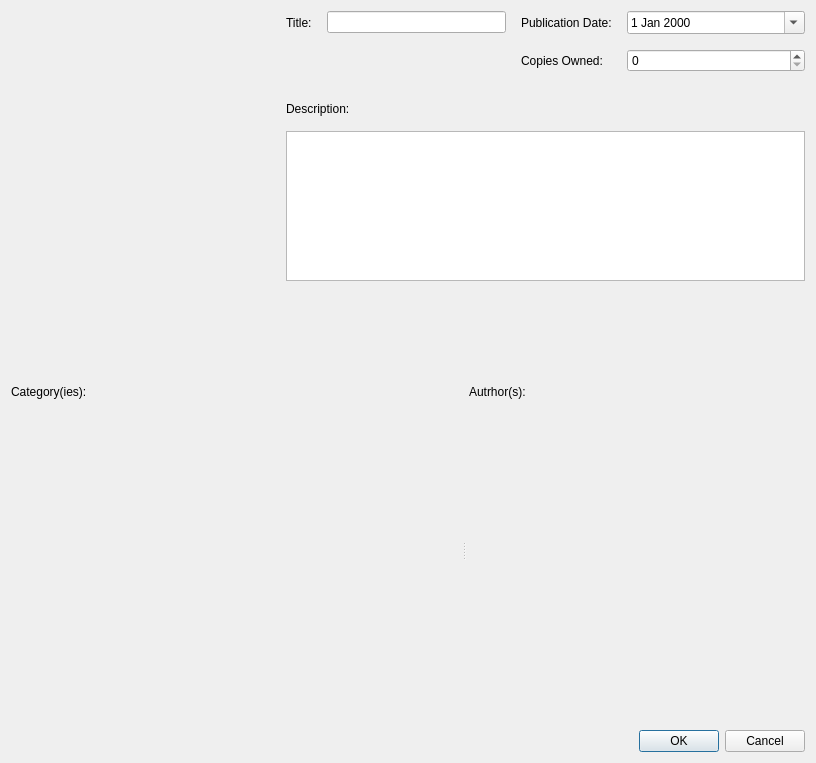
The window that src/forms/bookadddialog.ui (yunag/QLibraryManagementSystem) describes before a commit, drawn with Qt 5.
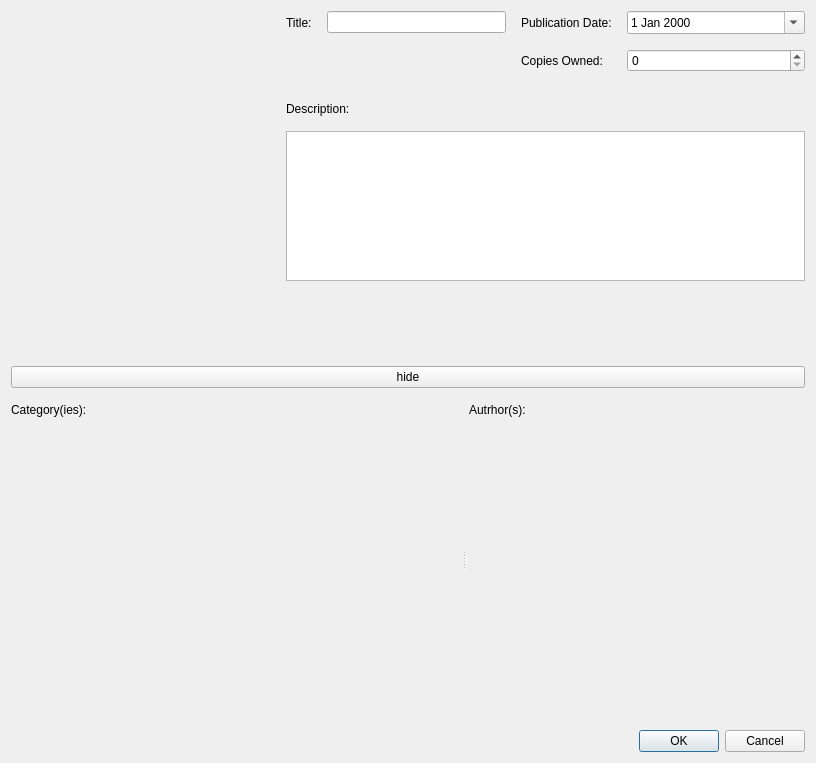
The same window after the commit. Icons and pictures are not drawn. Custom widgets are drawn as their Qt base class.

Patch:
```diff
--- a/src/forms/bookadddialog.ui
+++ b/src/forms/bookadddialog.ui
@@ -13,7 +13,7 @@
   <property name="windowTitle">
    <string>Form</string>
   </property>
-  <layout class="QVBoxLayout" name="verticalLayout_4" stretch="12,11,0">
+  <layout class="QVBoxLayout" name="verticalLayout_4" stretch="12,0,11,0">
    <property name="spacing">
     <number>15</number>
    </property>
@@ -187,6 +187,13 @@
      </item>
     </layout>
    </item>
+   <item>
+    <widget class="QPushButton" name="hideButton">
+     <property name="text">
+      <string>hide</string>
+     </property>
+    </widget>
+   </item>
    <item>
     <widget class="QSplitter" name="splitter">
      <property name="orientation">
```
